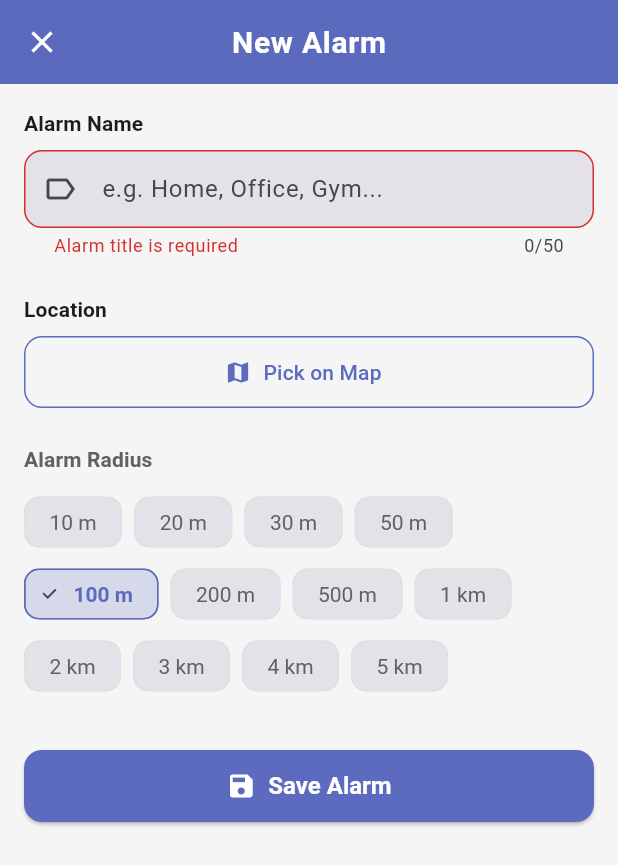
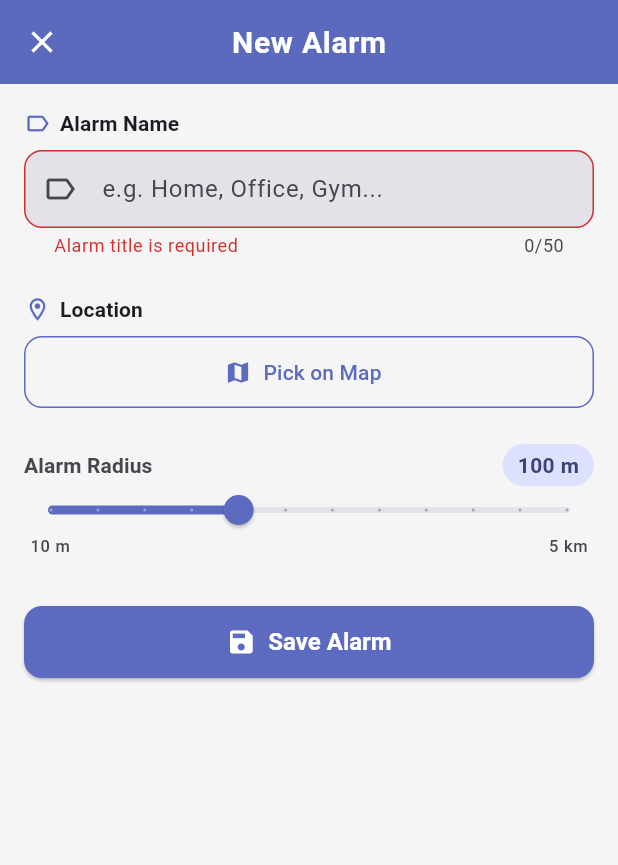
Before and after one commit to MithunKiet/geofence-alarm, a Flutter app: the AlarmSettingsScreen screen opened by its route, after a tap on "Save Alarm", on a phone screen of 412 x 824 dp. Shown: the top 865 px of the screen. Run offline on Flutter 3.47's test engine with Material 3 defaults, Android fonts, the phone set to English and light mode, and no system bars; our stand-ins replace flutter_local_notifications, geolocator, google_maps_flutter, permission_handler, sqflite; missing offline and left inert: flutter_ringtone_player, geofence_service; accounts and stored records are empty.

Commit message:
feat(ui): redesign radius selector as a slider, polish Alarm Settings form
- RadiusSelector: replace the 12-option ChoiceChip Wrap (unwieldy to scan
  since radiusOptions grew to 12 values from 10m to 5km) with a single
  Slider snapped to the same discrete options, plus a prominent current-
  value badge. Theme-aware colors throughout.
- AlarmSettingsScreen: section headers get icons for scannability, all
  hardcoded Colors.indigo/grey/red replaced with theme colorScheme
  equivalents so the form reads correctly in dark mode too.

```diff
--- a/lib/screens/alarm/alarm_settings_screen.dart
+++ b/lib/screens/alarm/alarm_settings_screen.dart
@@ -85,7 +85,10 @@ class _AlarmSettingsScreenState extends State<AlarmSettingsScreen> {
     final locationError = Validators.validateLocation(_latitude, _longitude);
     if (locationError != null) {
       ScaffoldMessenger.of(context).showSnackBar(
-        SnackBar(content: Text(locationError), backgroundColor: Colors.red),
+        SnackBar(
+          content: Text(locationError),
+          backgroundColor: Theme.of(context).colorScheme.error,
+        ),
       );
       return;
     }
@@ -125,7 +128,7 @@ class _AlarmSettingsScreenState extends State<AlarmSettingsScreen> {
       ScaffoldMessenger.of(context).showSnackBar(
         SnackBar(
           content: Text(provider.error ?? 'Failed to save alarm'),
-          backgroundColor: Colors.red,
+          backgroundColor: Theme.of(context).colorScheme.error,
         ),
       );
     }
@@ -143,13 +146,7 @@ class _AlarmSettingsScreenState extends State<AlarmSettingsScreen> {
           padding: const EdgeInsets.all(16),
           children: [
             // Title field
-            Text(
-              'Alarm Name',
-              style: Theme.of(context)
-                  .textTheme
-                  .titleSmall
-                  ?.copyWith(fontWeight: FontWeight.w600),
-            ),
+            const _SectionLabel(icon: Icons.label_outline, label: 'Alarm Name'),
             const SizedBox(height: 8),
             TextFormField(
               controller: _titleController,
@@ -164,13 +161,8 @@ class _AlarmSettingsScreenState extends State<AlarmSettingsScreen> {
             const SizedBox(height: 24),
 
             // Location section
-            Text(
-              'Location',
-              style: Theme.of(context)
-                  .textTheme
-                  .titleSmall
-                  ?.copyWith(fontWeight: FontWeight.w600),
-            ),
+            const _SectionLabel(
+                icon: Icons.location_on_outlined, label: 'Location'),
             const SizedBox(height: 8),
             if (_latitude != null && _longitude != null) ...[
               ClipRRect(
@@ -195,8 +187,9 @@ class _AlarmSettingsScreenState extends State<AlarmSettingsScreen> {
                         circleId: const CircleId('preview_radius'),
                         center: LatLng(_latitude!, _longitude!),
                         radius: _radius,
-                        fillColor: Colors.indigo.withAlpha(51),
-                        strokeColor: Colors.indigo,
+                        fillColor:
+                            Theme.of(context).colorScheme.primary.withAlpha(51),
+                        strokeColor: Theme.of(context).colorScheme.primary,
                         strokeWidth: 2,
                       ),
                     },
@@ -213,8 +206,9 @@ class _AlarmSettingsScreenState extends State<AlarmSettingsScreen> {
               Text(
                 '📍 ${_latitude!.toStringAsFixed(5)}, ${_longitude!.toStringAsFixed(5)}  '
                 '· Radius: ${DistanceUtils.formatRadius(_radius)}',
-                style:
-                    Theme.of(context).textTheme.bodySmall?.copyWith(color: Colors.grey),
+                style: Theme.of(context).textTheme.bodySmall?.copyWith(
+                      color: Theme.of(context).colorScheme.onSurfaceVariant,
+                    ),
                 textAlign: TextAlign.center,
               ),
               const SizedBox(height: 12),
@@ -253,3 +247,28 @@ class _AlarmSettingsScreenState extends State<AlarmSettingsScreen> {
     );
   }
 }
+
+class _SectionLabel extends StatelessWidget {
+  final IconData icon;
+  final String label;
+
+  const _SectionLabel({required this.icon, required this.label});
+
+  @override
+  Widget build(BuildContext context) {
+    final colorScheme = Theme.of(context).colorScheme;
+    return Row(
+      children: [
+        Icon(icon, size: 18, color: colorScheme.primary),
+        const SizedBox(width: 6),
+        Text(
+          label,
+          style: Theme.of(context)
+              .textTheme
+              .titleSmall
+              ?.copyWith(fontWeight: FontWeight.w600),
+        ),
+      ],
+    );
+  }
+}
--- a/lib/widgets/radius_selector.dart
+++ b/lib/widgets/radius_selector.dart
@@ -14,41 +14,75 @@ class RadiusSelector extends StatelessWidget {
 
   @override
   Widget build(BuildContext context) {
+    final options = AppConstants.radiusOptions;
+    final colorScheme = Theme.of(context).colorScheme;
+    final selectedIndex = options.indexOf(selectedRadius);
+    final sliderIndex = (selectedIndex == -1 ? 0 : selectedIndex).toDouble();
+
     return Column(
       crossAxisAlignment: CrossAxisAlignment.start,
       children: [
-        Text(
-          'Alarm Radius',
-          style: Theme.of(context).textTheme.titleSmall?.copyWith(
-                fontWeight: FontWeight.w600,
-                color: Colors.grey.shade700,
+        Row(
+          children: [
+            Text(
+              'Alarm Radius',
+              style: Theme.of(context).textTheme.titleSmall?.copyWith(
+                    fontWeight: FontWeight.w600,
+                    color: colorScheme.onSurfaceVariant,
+                  ),
+            ),
+            const Spacer(),
+            Container(
+              padding: const EdgeInsets.symmetric(horizontal: 10, vertical: 4),
+              decoration: BoxDecoration(
+                color: colorScheme.primaryContainer,
+                borderRadius: BorderRadius.circular(20),
               ),
+              child: Text(
+                DistanceUtils.formatRadius(selectedRadius),
+                style: TextStyle(
+                  color: colorScheme.onPrimaryContainer,
+                  fontWeight: FontWeight.bold,
+                ),
+              ),
+            ),
+          ],
         ),
-        const SizedBox(height: 8),
-        Wrap(
-          spacing: 8,
-          children: AppConstants.radiusOptions.map((radius) {
-            final isSelected = selectedRadius == radius;
-            return ChoiceChip(
-              label: Text(DistanceUtils.formatRadius(radius)),
-              selected: isSelected,
-              onSelected: (_) => onChanged(radius),
-              selectedColor:
-                  Theme.of(context).colorScheme.primary.withAlpha(51),
-              labelStyle: TextStyle(
-                color: isSelected
-                    ? Theme.of(context).colorScheme.primary
-                    : Colors.grey.shade700,
-                fontWeight:
-                    isSelected ? FontWeight.bold : FontWeight.normal,
+        SliderTheme(
+          data: SliderTheme.of(context).copyWith(
+            trackHeight: 4,
+            overlayShape: const RoundSliderOverlayShape(overlayRadius: 16),
+          ),
+          child: Slider(
+            value: sliderIndex,
+            min: 0,
+            max: (options.length - 1).toDouble(),
+            divisions: options.length - 1,
+            label: DistanceUtils.formatRadius(options[sliderIndex.round()]),
+            onChanged: (value) => onChanged(options[value.round()]),
+          ),
+        ),
+        Padding(
+          padding: const EdgeInsets.symmetric(horizontal: 4),
+          child: Row(
+            mainAxisAlignment: MainAxisAlignment.spaceBetween,
+            children: [
+              Text(
+                DistanceUtils.formatRadius(options.first),
+                style: Theme.of(context)
+                    .textTheme
+                    .labelSmall
+                    ?.copyWith(color: colorScheme.onSurfaceVariant),
               ),
-              side: BorderSide(
-                color: isSelected
-                    ? Theme.of(context).colorScheme.primary
-                    : Colors.grey.shade300,
+              Text(
+                DistanceUtils.formatRadius(options.last),
+                style: Theme.of(context)
+                    .textTheme
+                    .labelSmall
+                    ?.copyWith(color: colorScheme.onSurfaceVariant),
               ),
-            );
-          }).toList(),
+            ],
+          ),
         ),
       ],
     );
```
